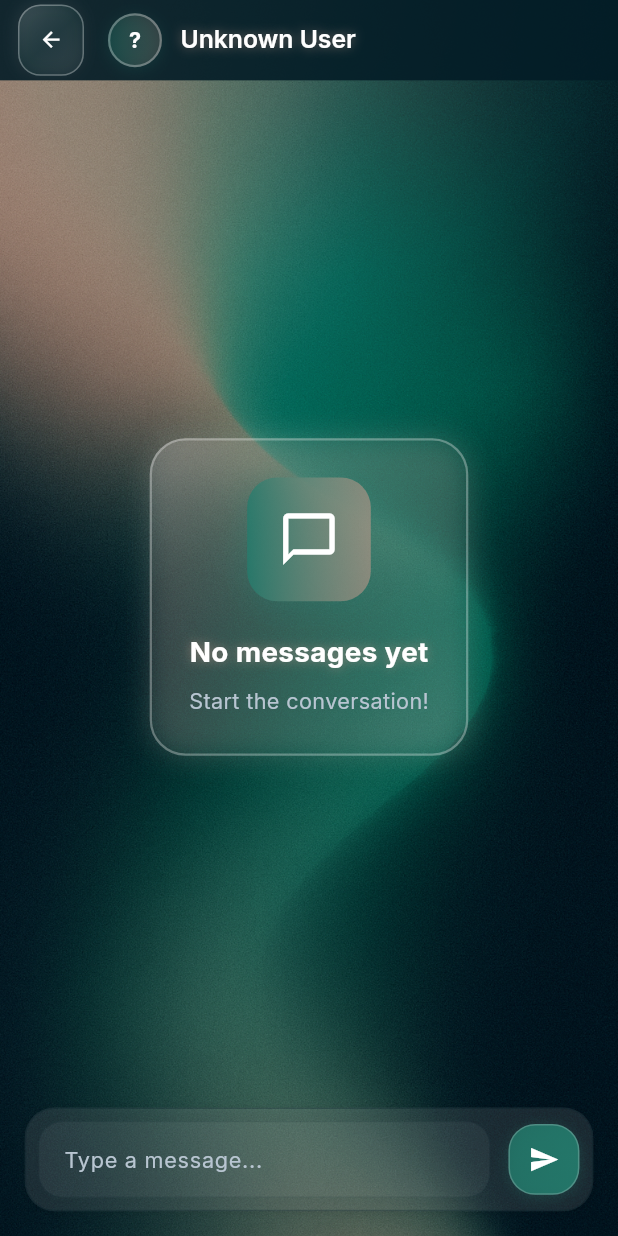
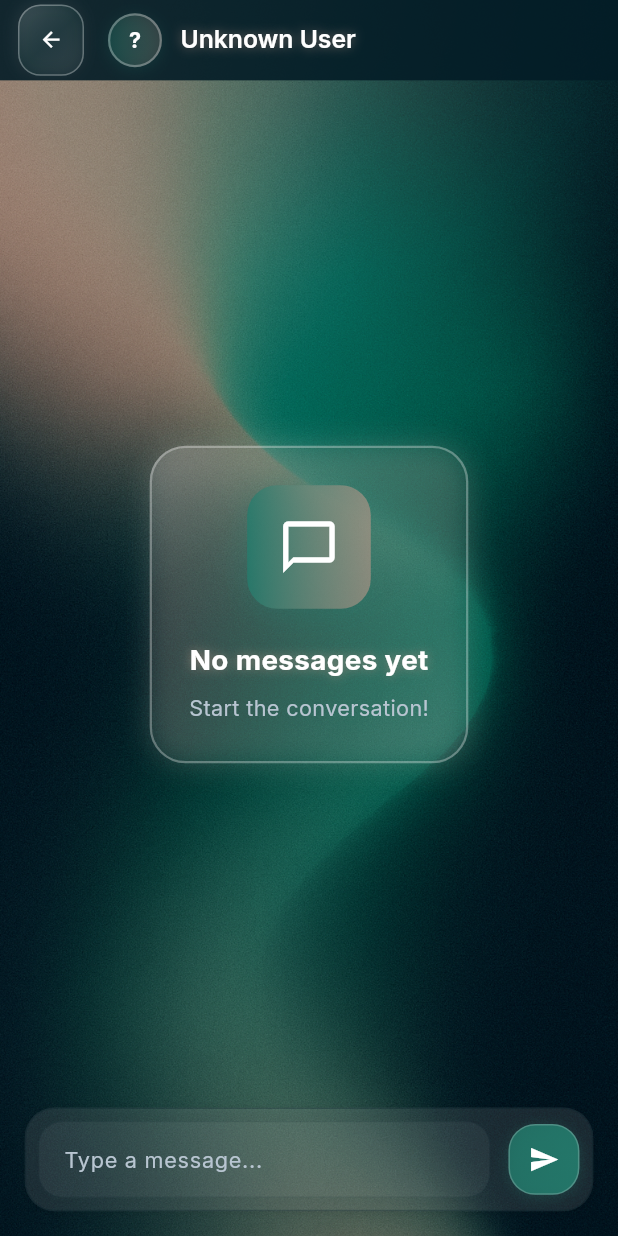
Before and after one commit to Croesus0303/Zink, a Flutter app: the ChatScreen screen opened directly with empty values, on a phone screen of 412 x 824 dp. Run offline on Flutter 3.47's test engine with Material 3 defaults, Android fonts, the phone set to English and light mode, and no system bars; our stand-ins replace cached_network_image, cloud_firestore, firebase_auth, firebase_core, firebase_database, firebase_messaging and 10 more; accounts and stored records are empty.

Commit message:
Refactor EventDetailScreen and ChatScreen UI for improved layout consistency
- Updated the height of the SizedBox in both EventDetailScreen and ChatScreen to account for device padding and toolbar height, enhancing the overall layout responsiveness.
- Ensured a more consistent user experience across screens by standardizing the spacing calculations.

```diff
--- a/lib/features/events/presentation/screens/event_detail_screen.dart
+++ b/lib/features/events/presentation/screens/event_detail_screen.dart
@@ -326,8 +326,10 @@ class _EventDetailScreenState extends ConsumerState<EventDetailScreen> {
             physics: const AlwaysScrollableScrollPhysics(),
             slivers: [
               SliverToBoxAdapter(
-                child:
-                    SizedBox(height: MediaQuery.of(context).size.height * 0.08),
+                child: SizedBox(
+                  height: MediaQuery.of(context).padding.top +
+                          kToolbarHeight + 20,
+                ),
               ),
               SliverToBoxAdapter(
                 child: Container(
--- a/lib/features/messaging/presentation/screens/chat_screen.dart
+++ b/lib/features/messaging/presentation/screens/chat_screen.dart
@@ -180,7 +180,10 @@ class _ChatScreenState extends ConsumerState<ChatScreen> {
           decoration: BoxDecoration(gradient: AppColors.auroraRadialGradient),
           child: Column(
             children: [
-              SizedBox(height: MediaQuery.of(context).size.height * 0.08),
+              SizedBox(
+                height: MediaQuery.of(context).padding.top +
+                        kToolbarHeight + 20,
+              ),
               // Messages list
               Expanded(
                 child: _chatId != null
```
